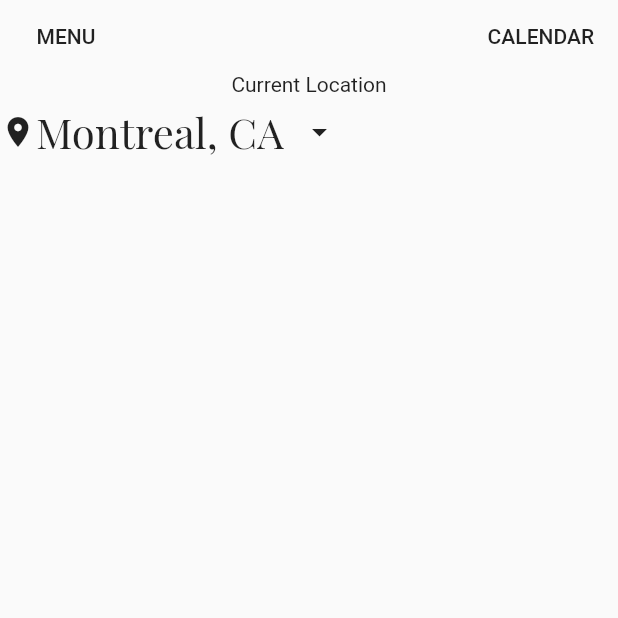
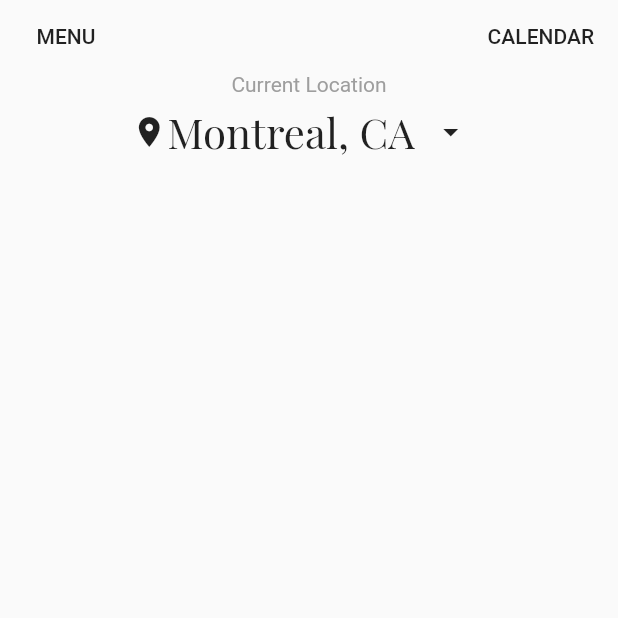
Before and after one commit to JAICHANGPARK/flutter_notebook_8th_story, a Flutter app: the screen it shows after launch, on a phone screen of 412 x 824 dp, the top half of it. Run offline on Flutter 3.47's test engine with Material 2 defaults, Android fonts, the phone set to English and light mode, and no system bars; our stand-ins replace google_fonts.

Commit message:
Update medical_home_page.dart

```diff
--- a/lib/ep557_medical_app/medical_home_page.dart
+++ b/lib/ep557_medical_app/medical_home_page.dart
@@ -23,8 +23,14 @@ class _MedicalHomePageState extends State<MedicalHomePage> {
                     FlatButton(onPressed: () {}, child: Text("CALENDAR"))
                   ],
                 ),
-                Text("Current Location"),
+                Text(
+                  "Current Location",
+                  style: TextStyle(
+                    color: Colors.grey,
+                  ),
+                ),
                 Row(
+                  mainAxisAlignment: MainAxisAlignment.center,
                   children: [
                     Icon(Icons.location_on),
                     Text(
```
